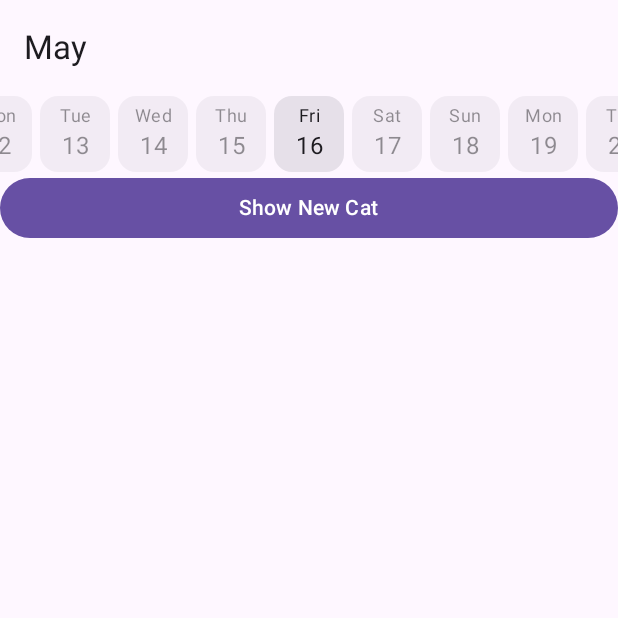
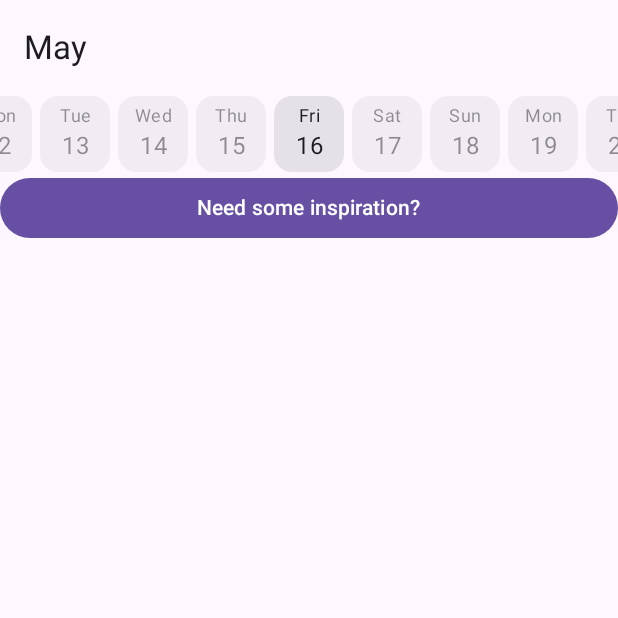
Before and after one commit to Deleranax/SAtdLCGAG, an Android app built with Jetpack Compose: the CalendarScreen screen opened through its navigation route, on a phone screen of 412 x 824 dp, the top half of it. Run offline under Robolectric (Android 15) with nearby library versions, the light colour scheme and no system bars; pictures from the network do not load.

Commit message:
Finished button for calling for cat inspiration

```diff
--- a/app/src/main/java/com/example/superawesometodolistcatgaggingappgagging/screens/calendar/CalendarScreen.kt
+++ b/app/src/main/java/com/example/superawesometodolistcatgaggingappgagging/screens/calendar/CalendarScreen.kt
@@ -106,7 +106,7 @@ fun CalendarScreen(
                         onClick = { viewModel.fetchNewCat(context) },
                         modifier = Modifier.fillMaxWidth()
                     ) {
-                        Text("Show New Cat")
+                        Text("Need some inspiration?")
                     }
                     Spacer(modifier = Modifier.height(16.dp))
                     imageUrl?.let {
```
